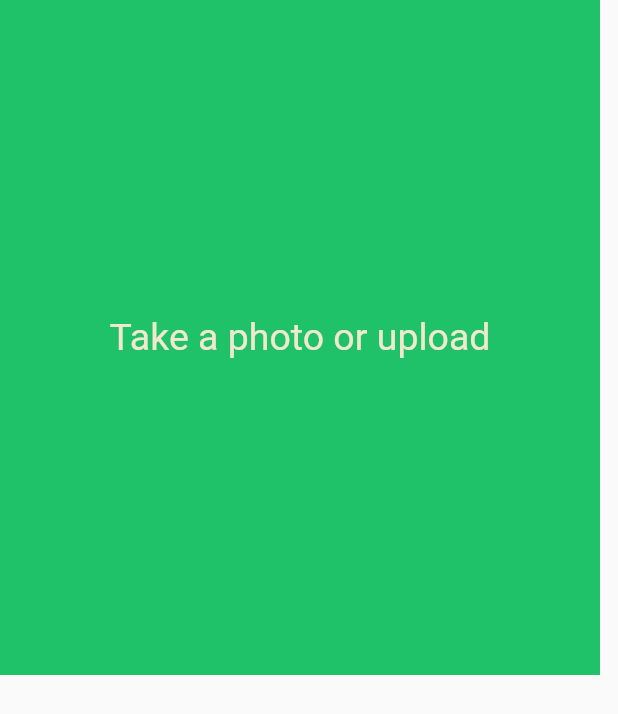
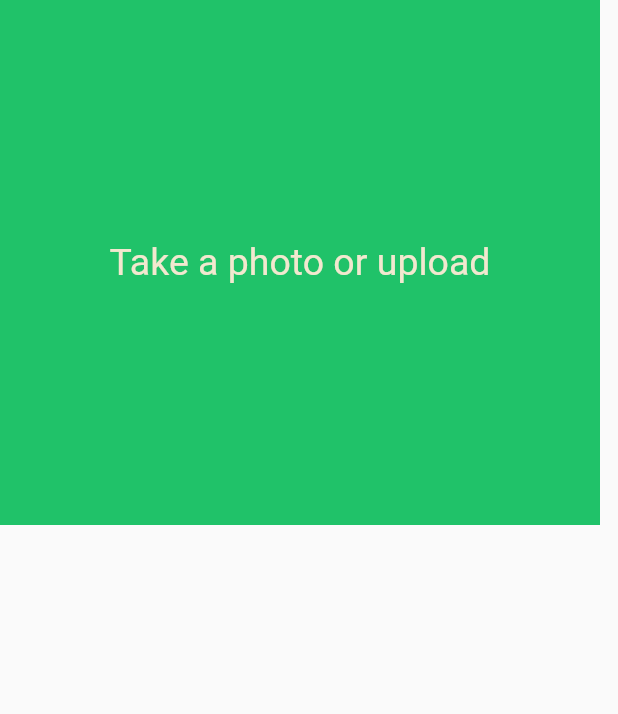
Before and after one commit to AncaDogariu/project1_flutter, a Flutter app: the PlantPhotoView widget shown alone on an empty page, opened directly, on a phone screen of 412 x 824 dp. Shown: the top 714 px of the screen. Run offline on Flutter 3.47's test engine with Material 2 defaults, Android fonts, the phone set to English and light mode, and no system bars; our stand-ins replace animated_bottom_navigation_bar, firebase_auth, firebase_core, image_picker, page_transition, sqflite; missing offline and left inert: dcdg, tflite_flutter, tflite_flutter_helper; accounts and stored records are empty; project files that could hold a hidden picture were left out.

Commit message:
small updates

```diff
--- a/lib/styles.dart
+++ b/lib/styles.dart
@@ -38,7 +38,7 @@ const kAnalyzingTextStyle = TextStyle(
 
 const kResultTextStyle = TextStyle(
     fontFamily: kDisplayFont,
-    fontSize: 30.0,
+    fontSize: 25.0,
     // color: kColorAndroidGreen,
       color: Color.fromARGB(255, 17, 136, 8),
     decoration: TextDecoration.none);
--- a/lib/ui/onboarding_screen.dart
+++ b/lib/ui/onboarding_screen.dart
@@ -31,7 +31,7 @@ class _OnboardingScreenState extends State<OnboardingScreen> {
               onTap: () {
                 Navigator.pushReplacement(
                     context, MaterialPageRoute(builder: (_) => SignInScreen()));
-              }, //to login screen. We will update later
+              },
               child: const Text(
                 'Skip',
                 style: TextStyle(
--- a/lib/ui/pages/detail_page.dart
+++ b/lib/ui/pages/detail_page.dart
@@ -2,6 +2,7 @@ import 'package:flutter/material.dart';
 import 'package:flutter_app_1/constants.dart';
 import 'package:flutter_app_1/ui/models/plants.dart';
 import 'package:url_launcher/url_launcher.dart';
+
 class DetailPage extends StatefulWidget {
   final int plantId;
   const DetailPage({Key? key, required this.plantId}) : super(key: key);
--- a/lib/ui/root_page.dart
+++ b/lib/ui/root_page.dart
@@ -7,6 +7,7 @@ import 'package:flutter_app_1/ui/pages/home_page.dart';
 import 'package:flutter_app_1/ui/pages/profile_page.dart';
 import 'package:page_transition/page_transition.dart';
 import 'package:flutter_app_1/widget/plant_recogniser.dart';
+
 class RootPage extends StatefulWidget {
   const RootPage({Key? key}) : super(key: key);
 
--- a/lib/widget/plant_photo_view.dart
+++ b/lib/widget/plant_photo_view.dart
@@ -11,7 +11,7 @@ class PlantPhotoView extends StatelessWidget {
   Widget build(BuildContext context) {
     return Container(
       width: 400,
-      height: 450,
+      height: 350,
       color: kColorButtons,
       child: (file == null)
           ? _buildEmptyView()
```
